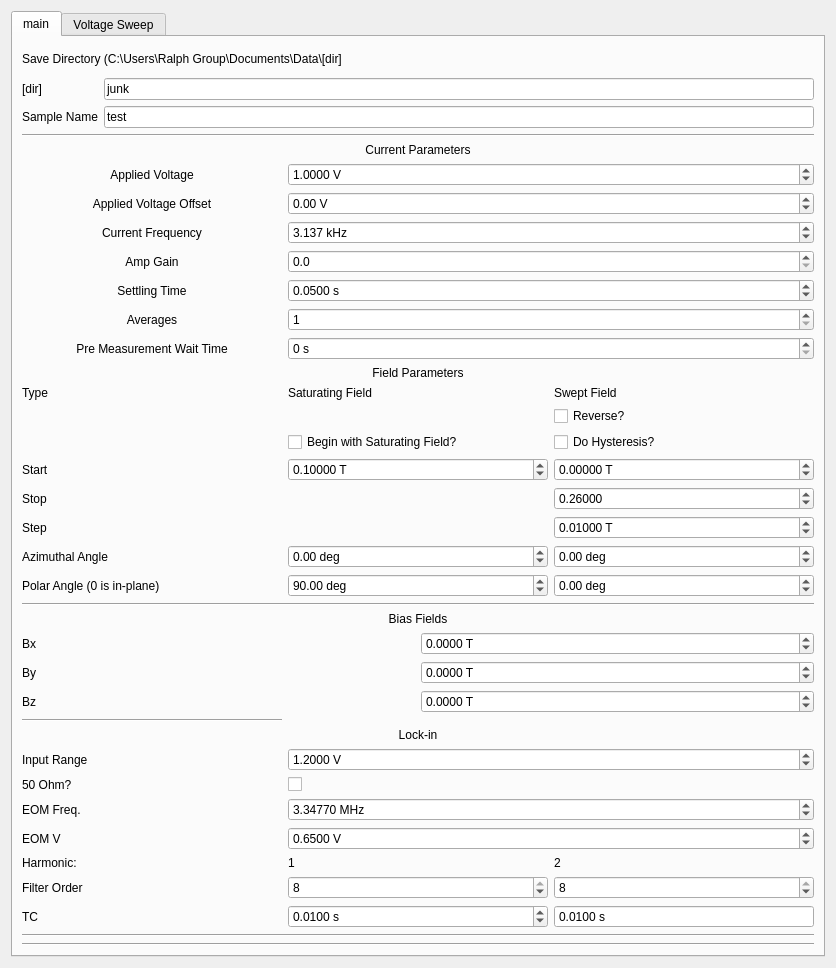
Qt form sagnac_control/custom_inputs/sagnac_gui_Heterodyne.ui (OrionSmedley/SagnacOperatingSys) before a commit.
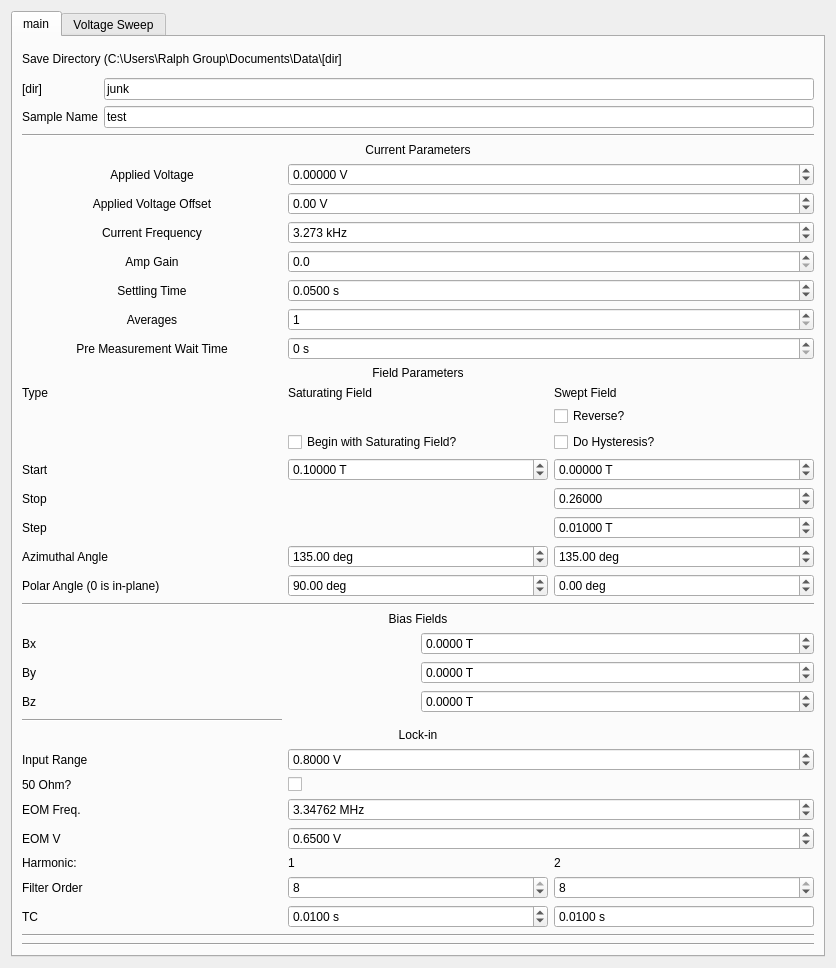
The same form after that commit.

Diff of the .ui file:
```diff
--- a/sagnac_control/custom_inputs/sagnac_gui_Heterodyne.ui
+++ b/sagnac_control/custom_inputs/sagnac_gui_Heterodyne.ui
@@ -257,6 +257,9 @@
            <property name="maximum">
             <double>170.000000000000000</double>
            </property>
+           <property name="value">
+            <double>135.000000000000000</double>
+           </property>
           </widget>
          </item>
          <item row="21" column="2">
@@ -377,6 +380,9 @@
            <property name="maximum">
             <double>170.000000000000000</double>
            </property>
+           <property name="value">
+            <double>135.000000000000000</double>
+           </property>
           </widget>
          </item>
          <item row="19" column="0">
@@ -398,7 +404,7 @@
             <double>1000.000000000000000</double>
            </property>
            <property name="value">
-            <double>3.137000000000000</double>
+            <double>3.273000000000000</double>
            </property>
           </widget>
          </item>
@@ -445,7 +451,7 @@
             <string> V</string>
            </property>
            <property name="decimals">
-            <number>4</number>
+            <number>5</number>
            </property>
            <property name="minimum">
             <double>-10.000000000000000</double>
@@ -454,7 +460,7 @@
             <double>10.000000000000000</double>
            </property>
            <property name="value">
-            <double>1.000000000000000</double>
+            <double>0.000000000000000</double>
            </property>
           </widget>
          </item>
@@ -710,7 +716,7 @@
             <number>4</number>
            </property>
            <property name="value">
-            <double>1.200000000000000</double>
+            <double>0.800000000000000</double>
            </property>
           </widget>
          </item>
@@ -773,7 +779,7 @@
             <number>5</number>
            </property>
            <property name="value">
-            <double>3.347700000000000</double>
+            <double>3.347620000000000</double>
            </property>
           </widget>
          </item>
```
